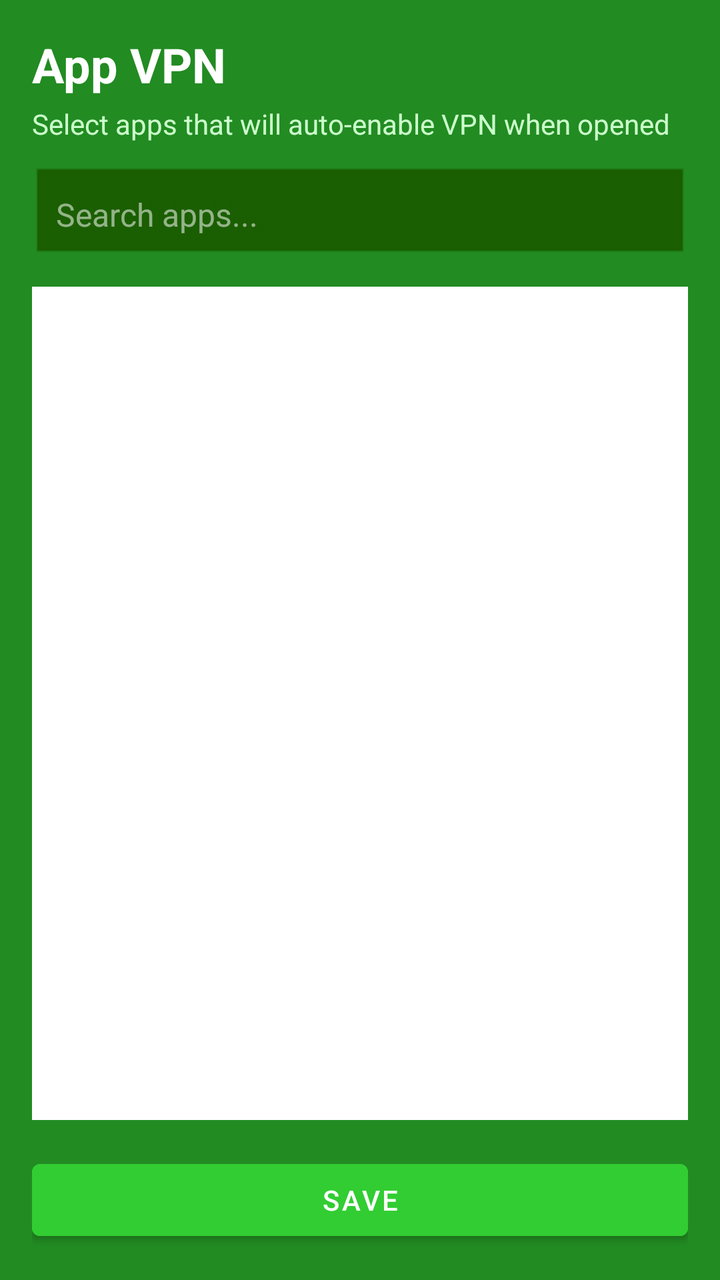
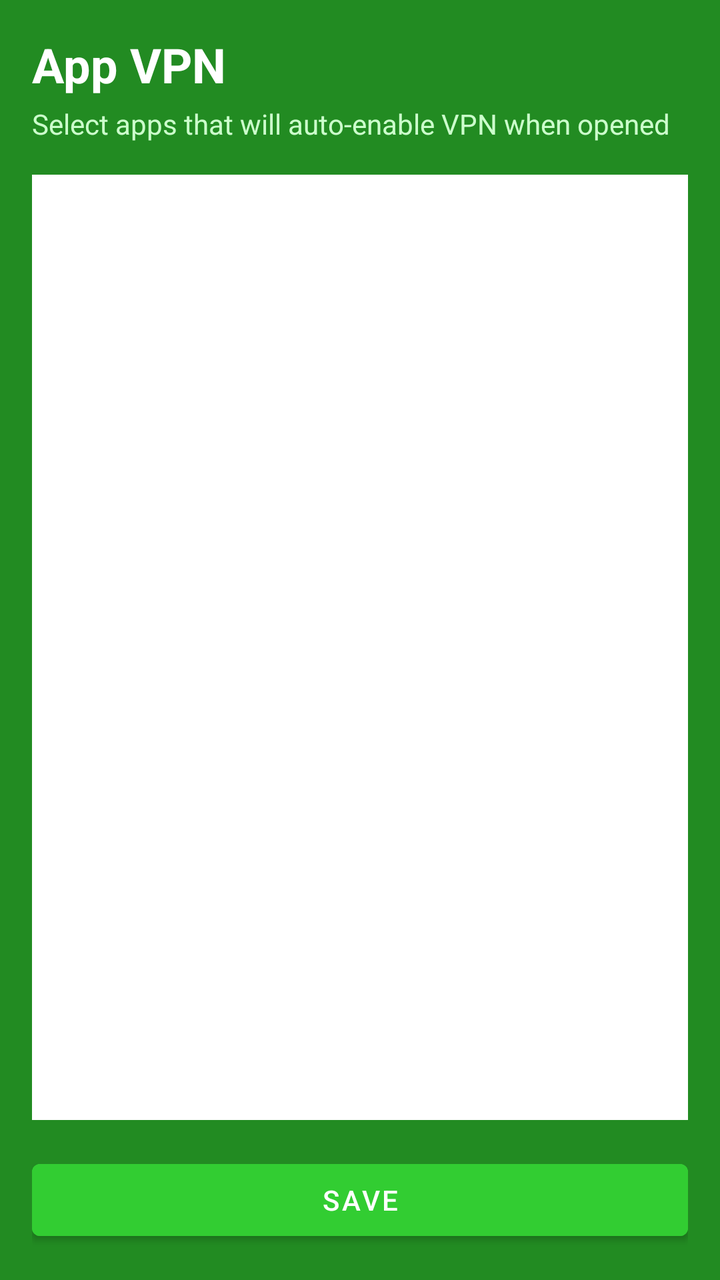

The first picture is an Android layout as it rendered before a commit; the second is the same layout after the commit. The layout source and the unified diff follow.
<!-- AndroidManifest.xml: application theme Theme.Config -->
<!-- res/layout/activity_app_vpn.xml -->
<?xml version="1.0" encoding="utf-8"?>
<LinearLayout
    xmlns:android="http://schemas.android.com/apk/res/android"
    android:layout_width="match_parent"
    android:layout_height="match_parent"
    android:orientation="vertical"
    android:background="#228B22"
    android:padding="16dp">

    <TextView
        android:layout_width="wrap_content"
        android:layout_height="wrap_content"
        android:text="App VPN"
        android:textSize="24sp"
        android:textStyle="bold"
        android:textColor="@android:color/white"
        android:layout_marginBottom="4dp" />

    <TextView
        android:layout_width="wrap_content"
        android:layout_height="wrap_content"
        android:text="Select apps that will auto-enable VPN when opened"
        android:textSize="14sp"
        android:textColor="#ccffcc"
        android:layout_marginBottom="12dp" />

    <EditText
        android:id="@+id/etSearch"
        android:layout_width="match_parent"
        android:layout_height="wrap_content"
        android:hint="Search apps..."
        android:textColorHint="#88ffffff"
        android:textColor="@android:color/white"
        android:background="@android:drawable/edit_text"
        android:backgroundTint="#1a5c00"
        android:padding="12dp"
        android:textSize="16sp"
        android:layout_marginBottom="12dp" />

    <androidx.recyclerview.widget.RecyclerView
        android:id="@+id/rvApps"
        android:layout_width="match_parent"
        android:layout_height="0dp"
        android:layout_weight="1"
        android:background="@android:color/white"
        android:padding="8dp" />

    <Button
        android:id="@+id/btnSave"
        android:layout_width="match_parent"
        android:layout_height="wrap_content"
        android:text="Save"
        android:textColor="@android:color/white"
        android:backgroundTint="#32CD32"
        android:layout_marginTop="16dp" />

</LinearLayout>
<!-- resources referenced by this layout -->
<resources>
  <style name="Theme.Config" parent="Theme.MaterialComponents.DayNight.NoActionBar">
          <item name="colorPrimary">@color/green_500</item>
          <item name="colorPrimaryVariant">@color/green_700</item>
          <item name="colorOnPrimary">@color/white</item>
          <item name="colorSecondary">@color/lime_200</item>
          <item name="colorSecondaryVariant">@color/lime_500</item>
          <item name="colorOnSecondary">@color/black</item>
          <item name="android:statusBarColor">@color/green_700</item>
          <item name="android:navigationBarColor">@color/black</item>
          <item name="android:windowBackground">@color/green_700</item>
      </style>
  <color name="green_500">#FF32CD32</color>
  <color name="green_700">#FF228B22</color>
  <color name="white">#FFFFFFFF</color>
  <color name="lime_200">#FFADFF2F</color>
  <color name="lime_500">#FF7CFC00</color>
  <color name="black">#FF000000</color>
</resources>

<!-- the commit's change to res/layout/activity_app_vpn.xml (unified diff, before → after) -->
@@ -22,20 +22,7 @@
         android:text="Select apps that will auto-enable VPN when opened"
         android:textSize="14sp"
         android:textColor="#ccffcc"
-        android:layout_marginBottom="12dp" />
-
-    <EditText
-        android:id="@+id/etSearch"
-        android:layout_width="match_parent"
-        android:layout_height="wrap_content"
-        android:hint="Search apps..."
-        android:textColorHint="#88ffffff"
-        android:textColor="@android:color/white"
-        android:background="@android:drawable/edit_text"
-        android:backgroundTint="#1a5c00"
-        android:padding="12dp"
-        android:textSize="16sp"
-        android:layout_marginBottom="12dp" />
+        android:layout_marginBottom="16dp" />
 
     <androidx.recyclerview.widget.RecyclerView
         android:id="@+id/rvApps"
